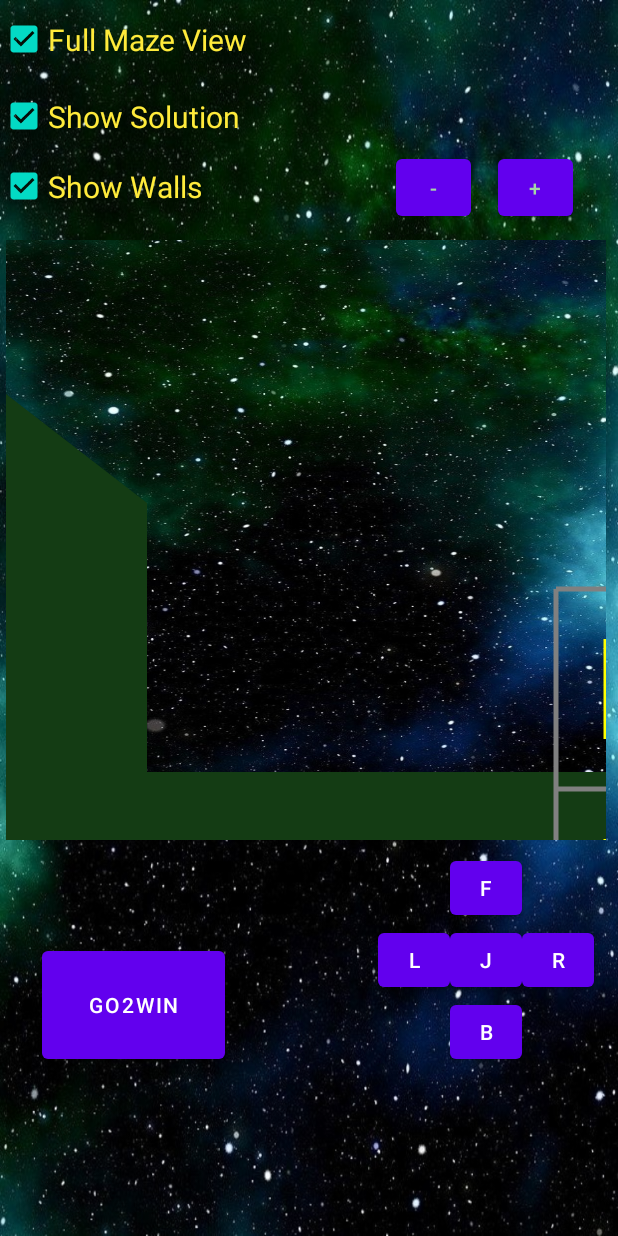
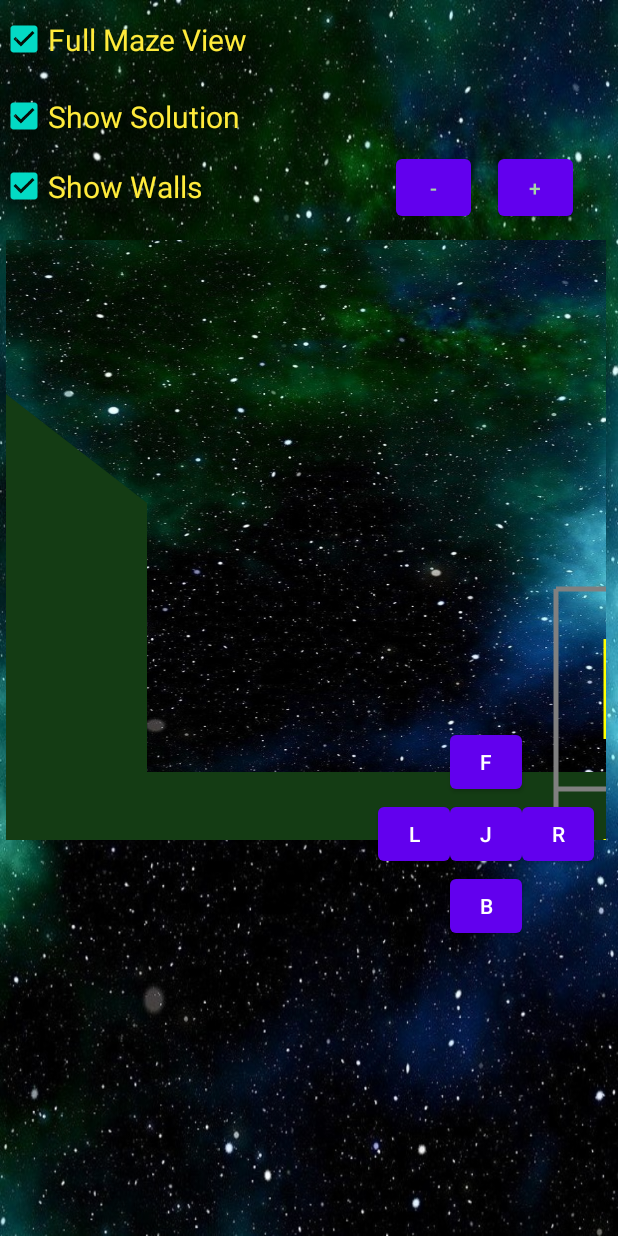
Before and after one commit to BlueBearon/AMaze, an Android app: the PlayManuallyActivity screen opened directly, with no data from a screen before it, on a phone screen of 412 x 824 dp. Run offline under Robolectric (Android 15) with nearby library versions, the phone set to English and light mode, and no system bars; our stand-ins replace navigation-ui; Roboto replaces fonts that are not available here.

Commit message:
Removed Go2Win button from ManualActivity

```diff
--- a/app/src/main/java/edu/wm/cs/cs301/amazebychasepacker/gui/PlayManuallyActivity.java
+++ b/app/src/main/java/edu/wm/cs/cs301/amazebychasepacker/gui/PlayManuallyActivity.java
@@ -40,7 +40,6 @@ public class PlayManuallyActivity extends PlayingActivity {
     CheckBox showWalls;
     Button decreaseScale;
     Button increaseScale;
-    Button Go2Win;
     Button forward;
     Button backward;
     Button left;
@@ -187,21 +186,6 @@ public class PlayManuallyActivity extends PlayingActivity {
             }
         });
 
-
-
-        Go2Win = (Button) findViewById(R.id.Go2Win);
-
-        //if go2Win is pressed, go to WinningActivity
-        Go2Win.setOnClickListener(new View.OnClickListener() {
-            @Override
-            public void onClick(View v) {
-                String msg = "Going to Win";
-                Log.v("PlayManuallyActivity", msg);
-                Snackbar.make(Go2Win, msg, Snackbar.LENGTH_SHORT).show();
-                switchToWinning();
-
-            }
-        });
 
         ConstraintLayout layout = findViewById(R.id.ManualLayout);
 
@@ -399,10 +383,6 @@ public class PlayManuallyActivity extends PlayingActivity {
 
         int dist = testMaze.getDistanceToExit(position[0], position[1]);
 
-        String msg = "Distance:  " + dist;
-
-        Log.v("PlayManualActivity", msg);
-        Snackbar.make(Go2Win, msg, Snackbar.LENGTH_SHORT).show();
     }
 
 
--- a/app/src/main/res/layout/activity_play_manually.xml
+++ b/app/src/main/res/layout/activity_play_manually.xml
@@ -81,12 +81,23 @@
     </androidx.constraintlayout.widget.ConstraintLayout>
 
     <Button
-        android:id="@+id/Go2Win"
-        android:layout_width="122dp"
-        android:layout_height="84dp"
-        android:layout_marginStart="28dp"
-        android:layout_marginTop="628dp"
-        android:text="@string/go2win"
+        android:id="@+id/Around"
+        android:layout_width="48dp"
+        android:layout_height="48dp"
+        android:layout_marginStart="300dp"
+        android:layout_marginTop="580dp"
+        android:text="@string/b"
+        android:visibility="visible"
+        app:layout_constraintStart_toStartOf="parent"
+        app:layout_constraintTop_toTopOf="parent" />
+
+    <Button
+        android:id="@+id/Left"
+        android:layout_width="48dp"
+        android:layout_height="48dp"
+        android:layout_marginStart="252dp"
+        android:layout_marginTop="532dp"
+        android:text="@string/l"
         android:visibility="visible"
         app:layout_constraintStart_toStartOf="parent"
         app:layout_constraintTop_toTopOf="parent" />
@@ -96,7 +107,7 @@
         android:layout_width="48dp"
         android:layout_height="48dp"
         android:layout_marginStart="300dp"
-        android:layout_marginTop="616dp"
+        android:layout_marginTop="532dp"
         android:text="@string/j"
         android:visibility="visible"
         app:layout_constraintStart_toStartOf="parent"
@@ -107,19 +118,8 @@
         android:layout_width="48dp"
         android:layout_height="48dp"
         android:layout_marginStart="348dp"
-        android:layout_marginTop="616dp"
+        android:layout_marginTop="532dp"
         android:text="@string/r"
-        android:visibility="visible"
-        app:layout_constraintStart_toStartOf="parent"
-        app:layout_constraintTop_toTopOf="parent" />
-
-    <Button
-        android:id="@+id/Around"
-        android:layout_width="48dp"
-        android:layout_height="48dp"
-        android:layout_marginStart="300dp"
-        android:layout_marginTop="664dp"
-        android:text="@string/b"
         android:visibility="visible"
         app:layout_constraintStart_toStartOf="parent"
         app:layout_constraintTop_toTopOf="parent" />
@@ -129,21 +129,10 @@
         android:layout_width="48dp"
         android:layout_height="48dp"
         android:layout_marginStart="300dp"
-        android:layout_marginTop="568dp"
+        android:layout_marginTop="484dp"
         android:text="@string/f"
         android:visibility="visible"
         app:iconTint="#EDE0E0"
-        app:layout_constraintStart_toStartOf="parent"
-        app:layout_constraintTop_toTopOf="parent" />
-
-    <Button
-        android:id="@+id/Left"
-        android:layout_width="48dp"
-        android:layout_height="48dp"
-        android:layout_marginStart="252dp"
-        android:layout_marginTop="616dp"
-        android:text="@string/l"
-        android:visibility="visible"
         app:layout_constraintStart_toStartOf="parent"
         app:layout_constraintTop_toTopOf="parent" />
 
```
